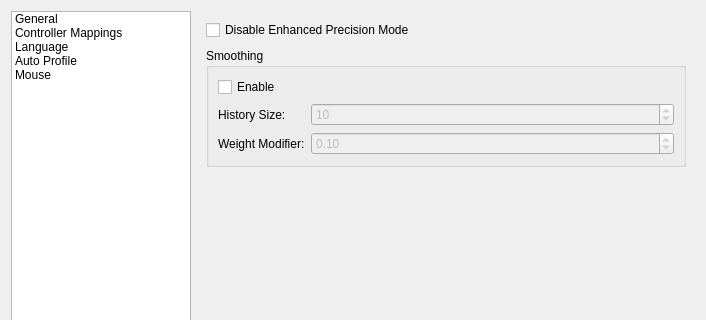
The window that src/mainsettingsdialog.ui (AntiMicroX/antimicrox) describes before a commit, drawn with Qt 5; both pictures show x 0 to 706 and y 0 to 320 of the 706 by 578 pixel window.
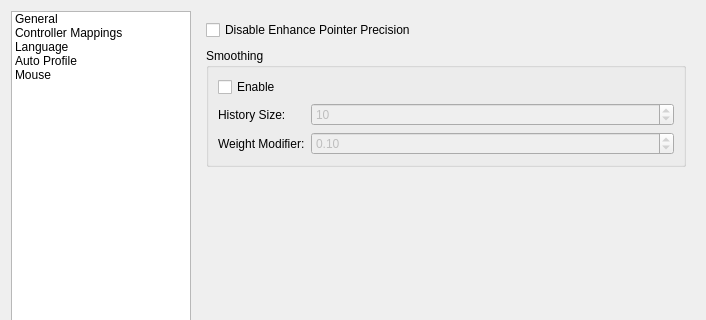
The same window after the commit. The open tabs and pages were chosen to show the change. Icons and pictures are not drawn.

Commit message: Change ddisable enhance pointer settings key.

Patch:
```diff
--- a/src/mainsettingsdialog.ui
+++ b/src/mainsettingsdialog.ui
@@ -762,7 +762,7 @@
 precise.</string>
            </property>
            <property name="text">
-            <string>Disable Enhanced Precision Mode</string>
+            <string>Disable Enhance Pointer Precision</string>
            </property>
           </widget>
          </item>
```
The commit also changes 3 other files.
